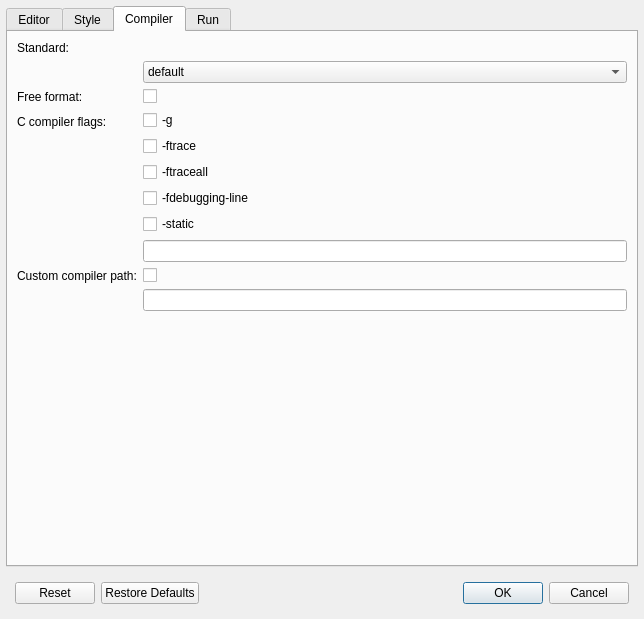
The window that forms/dlg_preferences.ui (OpenCobolIDE/OpenCobolIDE) describes before a commit, drawn with Qt 5.
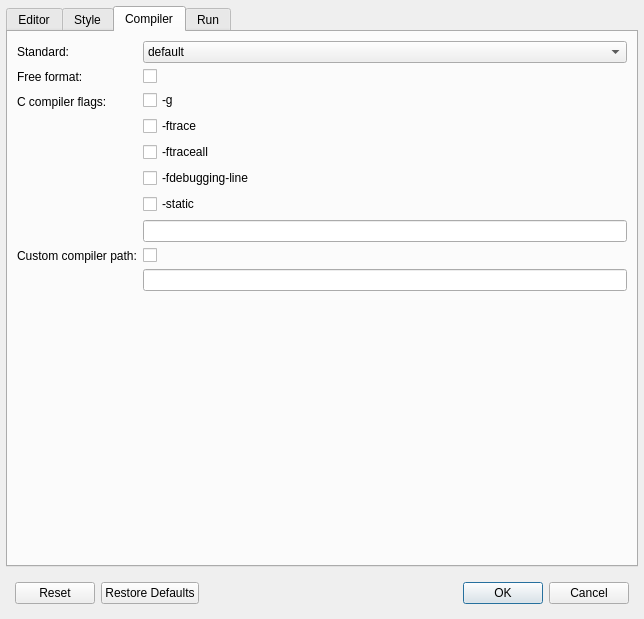
The same window after the commit. Icons and pictures are not drawn. Custom widgets are drawn as their Qt base class.

Commit message:
Small improvements to the preferences dialog
- fix misaligned cobol standard combo box
- fix wrong icon from them for the compiler tab

The edit to the form file:
```diff
--- a/forms/dlg_preferences.ui
+++ b/forms/dlg_preferences.ui
@@ -614,7 +614,7 @@
             </property>
            </widget>
           </item>
-          <item row="1" column="1">
+          <item row="0" column="1">
            <widget class="QComboBox" name="comboBoxStandard">
             <item>
              <property name="text">
```
Left out of the diff: 8 changed lines with no effect on the pictures. The commit also changes 2 other files.
